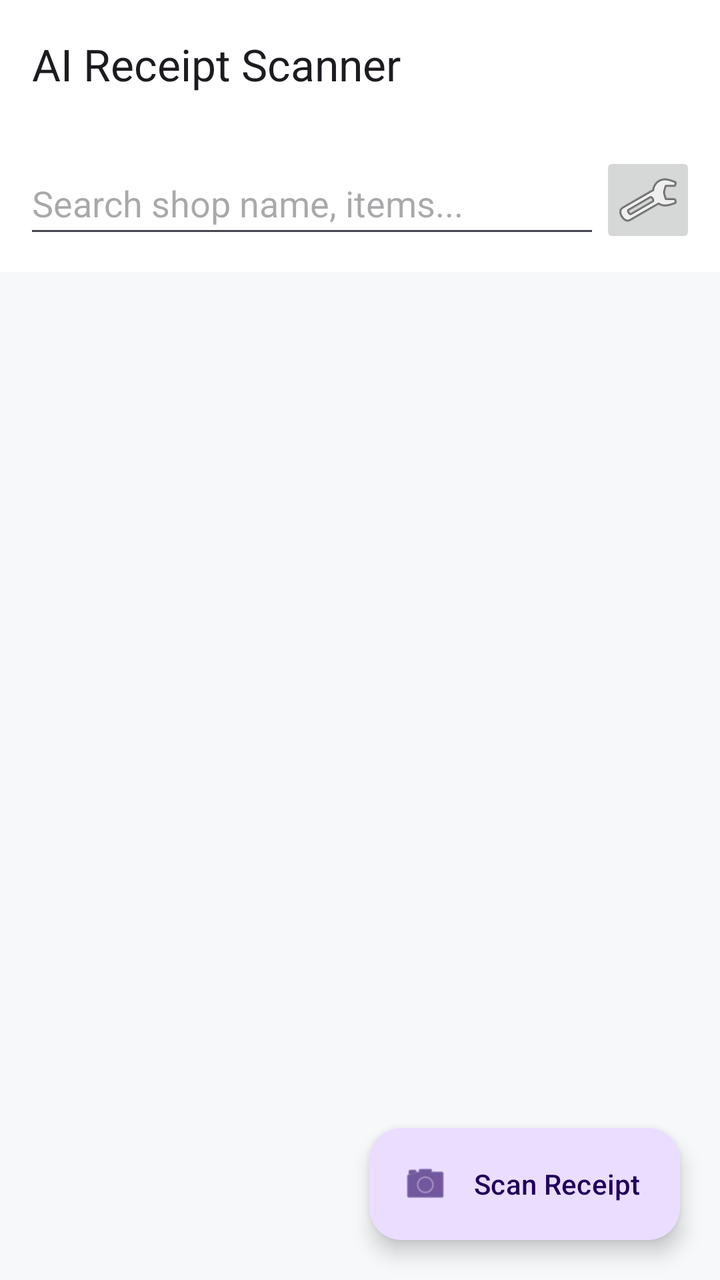
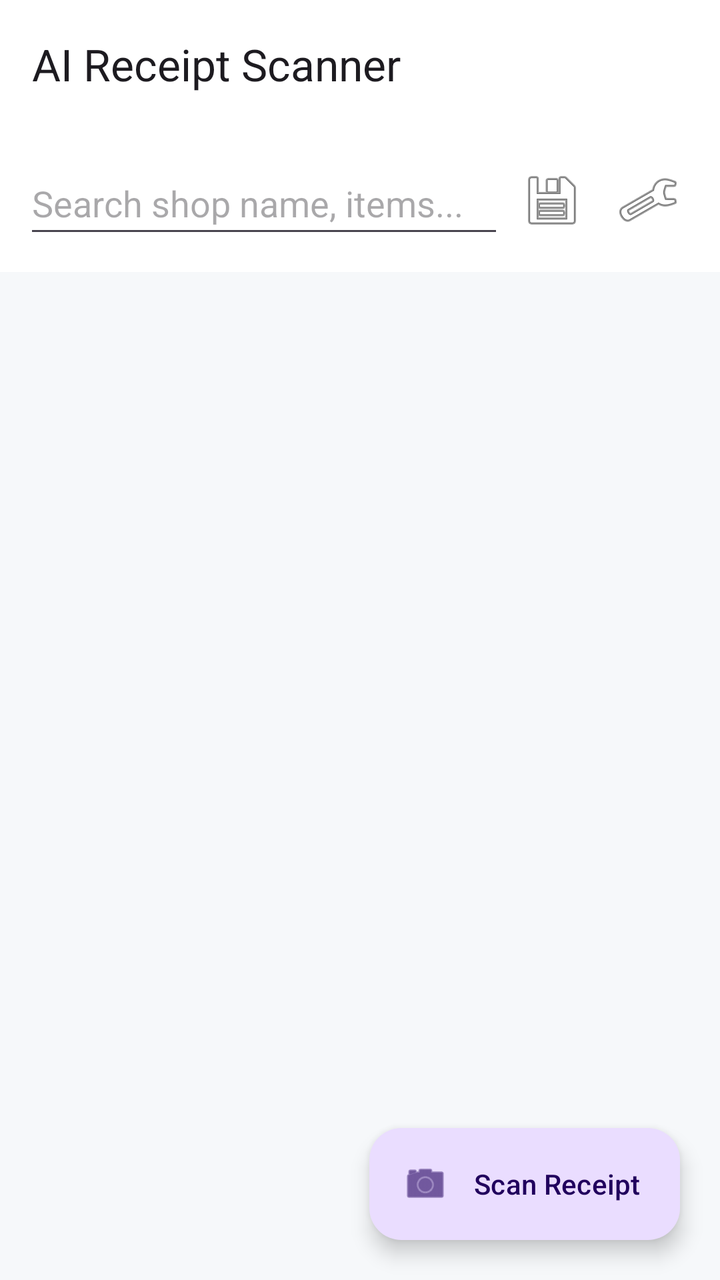

Compare the two renders of this Android layout. The source of the first and the diff that turns it into the second are given below.
<!-- AndroidManifest.xml: application theme Theme.AIReceiptScanner -->
<!-- res/layout/activity_main.xml -->
<?xml version="1.0" encoding="utf-8"?>
<androidx.coordinatorlayout.widget.CoordinatorLayout xmlns:android="http://schemas.android.com/apk/res/android"
    xmlns:app="http://schemas.android.com/apk/res-auto"
    android:layout_width="match_parent"
    android:layout_height="match_parent"
    android:background="@color/background_light">

    <com.google.android.material.appbar.AppBarLayout
        android:layout_width="match_parent"
        android:layout_height="wrap_content"
        android:background="@color/surface_light">

        <androidx.appcompat.widget.Toolbar
            android:id="@+id/toolbar"
            android:layout_width="match_parent"
            android:layout_height="?attr/actionBarSize"
            app:title="AI Receipt Scanner" />

        <LinearLayout
            android:layout_width="match_parent"
            android:layout_height="wrap_content"
            android:padding="12dp">

            <EditText
                android:id="@+id/etSearch"
                android:layout_width="0dp"
                android:layout_height="48dp"
                android:layout_weight="1"
                android:hint="Search shop name, items..." />

            <ImageButton
                android:id="@+id/btnSettings"
                android:layout_width="48dp"
                android:layout_height="48dp"
                android:src="@android:drawable/ic_menu_preferences" />
        </LinearLayout>
    </com.google.android.material.appbar.AppBarLayout>

    <androidx.recyclerview.widget.RecyclerView
        android:id="@+id/rvReceipts"
        android:layout_width="match_parent"
        android:layout_height="match_parent"
        app:layout_behavior="@string/appbar_scrolling_view_behavior" />

    <com.google.android.material.floatingactionbutton.ExtendedFloatingActionButton
        android:id="@+id/fabScan"
        android:layout_width="wrap_content"
        android:layout_height="wrap_content"
        android:layout_gravity="bottom|end"
        android:layout_margin="20dp"
        android:text="Scan Receipt"
        app:icon="@android:drawable/ic_menu_camera" />
</androidx.coordinatorlayout.widget.CoordinatorLayout>
<!-- resources referenced by this layout -->
<resources>
  <color name="background_light">#FFF6F8FA</color>
  <color name="surface_light">#FFFFFFFF</color>
  <style name="Theme.AIReceiptScanner" parent="Theme.Material3.DayNight.NoActionBar">
          <item name="colorPrimary">@color/purple_500</item>
          <item name="colorOnPrimary">@color/white</item>
      </style>
  <color name="purple_500">#FF6200EE</color>
  <color name="white">#FFFFFFFF</color>
</resources>

<!-- the commit's change to res/layout/activity_main.xml (unified diff, before → after) -->
@@ -29,9 +29,19 @@
                 android:hint="Search shop name, items..." />
 
             <ImageButton
+                android:id="@+id/btnExportCsv"
+                android:layout_width="48dp"
+                android:layout_height="48dp"
+                android:background="?attr/selectableItemBackgroundBorderless"
+                android:contentDescription="@string/action_export_csv"
+                android:src="@android:drawable/ic_menu_save" />
+
+            <ImageButton
                 android:id="@+id/btnSettings"
                 android:layout_width="48dp"
                 android:layout_height="48dp"
+                android:background="?attr/selectableItemBackgroundBorderless"
+                android:contentDescription="@string/title_settings"
                 android:src="@android:drawable/ic_menu_preferences" />
         </LinearLayout>
     </com.google.android.material.appbar.AppBarLayout>
@@ -40,7 +50,19 @@
         android:id="@+id/rvReceipts"
         android:layout_width="match_parent"
         android:layout_height="match_parent"
+        android:clipToPadding="false"
+        android:paddingBottom="88dp"
         app:layout_behavior="@string/appbar_scrolling_view_behavior" />
+
+    <TextView
+        android:id="@+id/tvEmptyState"
+        android:layout_width="wrap_content"
+        android:layout_height="wrap_content"
+        android:layout_gravity="center"
+        android:text="@string/empty_receipts"
+        android:textColor="#9E9E9E"
+        android:textSize="16sp"
+        android:visibility="gone" />
 
     <com.google.android.material.floatingactionbutton.ExtendedFloatingActionButton
         android:id="@+id/fabScan"
<!-- resource entries referenced after the edit -->
@@ -2,6 +2,9 @@
 <resources>
   <color name="background_light">#FFF6F8FA</color>
   <color name="surface_light">#FFFFFFFF</color>
+  <string name="action_export_csv">Export All (CSV)</string>
+  <string name="empty_receipts">No receipts yet. Tap Scan Receipt to get started.</string>
+  <string name="title_settings">Settings</string>
   <style name="Theme.AIReceiptScanner" parent="Theme.Material3.DayNight.NoActionBar">
           <item name="colorPrimary">@color/purple_500</item>
           <item name="colorOnPrimary">@color/white</item>
